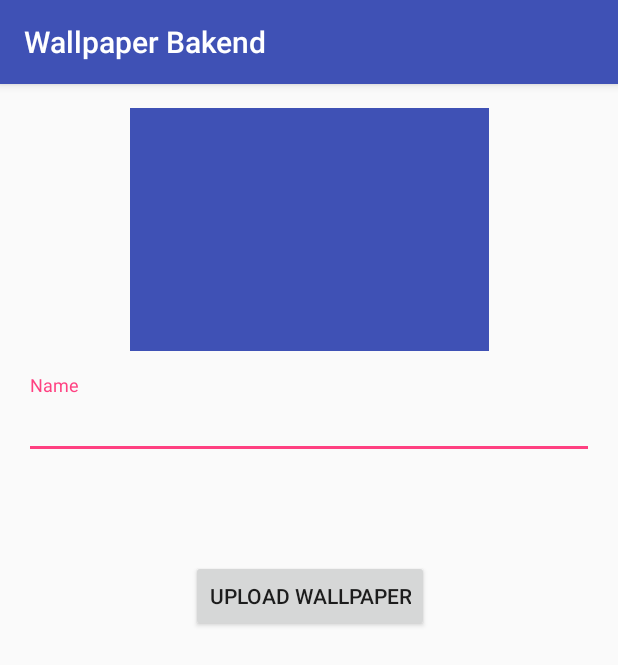
After one commit to pratishjage/Flaghipwalls-Backend-App, an Android app: the PremiumWall screen opened directly, with no data from a screen before it, on a phone screen of 412 x 824 dp. The commit adds this screen. Shown: the top 665 px of the screen. Run offline under Robolectric (Android 15) with nearby library versions, the phone set to English and light mode, and no system bars; our stand-ins replace Firebase (no records; nobody signed in at launch, a user with empty details on screens opened directly); libraries missing offline, so code that uses them is left out: id.zelory.compressor.

Commit message:
added premium wall upload function

```diff
--- a/app/src/main/AndroidManifest.xml
+++ b/app/src/main/AndroidManifest.xml
@@ -20,9 +20,7 @@
         android:theme="@style/AppTheme">
         <activity
             android:name=".MainActivity"
-            android:screenOrientation="portrait">
-
-        </activity>
+            android:screenOrientation="portrait"></activity>
         <activity
             android:name=".NewOSActivity"
             android:screenOrientation="portrait" />
@@ -41,6 +39,7 @@
                 <category android:name="android.intent.category.LAUNCHER" />
             </intent-filter>
         </activity>
+        <activity android:name=".PremiumWall"></activity>
     </application>
 
 </manifest>
--- /dev/null
+++ b/app/src/main/res/layout/activity_premium_wall.xml
@@ -0,0 +1,64 @@
+<?xml version="1.0" encoding="utf-8"?><!--<ScrollView xmlns:android="http://schemas.android.com/apk/res/android"
+    xmlns:app="http://schemas.android.com/apk/res-auto"
+    xmlns:tools="http://schemas.android.com/tools"
+    android:layout_width="match_parent"
+    android:layout_height="match_parent"
+    android:paddingBottom="50dp"
+    tools:context=".UploadWallpaperActivity">-->
+
+<androidx.constraintlayout.widget.ConstraintLayout xmlns:android="http://schemas.android.com/apk/res/android"
+    xmlns:app="http://schemas.android.com/apk/res-auto"
+    xmlns:tools="http://schemas.android.com/tools"
+    android:layout_width="match_parent"
+    android:layout_height="match_parent"
+    tools:context=".UploadWallpaperActivity">
+
+    <ImageView
+        android:id="@+id/wall_imgview"
+        android:layout_width="239dp"
+        android:layout_height="162dp"
+        android:layout_marginStart="16dp"
+        android:layout_marginTop="16dp"
+        android:layout_marginEnd="16dp"
+        app:layout_constraintEnd_toEndOf="parent"
+        app:layout_constraintStart_toStartOf="parent"
+        app:layout_constraintTop_toTopOf="parent"
+        app:srcCompat="@color/colorPrimary" />
+
+    <com.google.android.material.textfield.TextInputLayout
+        android:id="@+id/textInputLayout"
+        android:layout_width="0dp"
+        android:layout_height="wrap_content"
+        android:layout_marginStart="16dp"
+        android:layout_marginTop="16dp"
+        android:layout_marginEnd="16dp"
+        app:layout_constraintEnd_toEndOf="parent"
+        app:layout_constraintStart_toStartOf="parent"
+        app:layout_constraintTop_toBottomOf="@+id/wall_imgview">
+
+        <com.google.android.material.textfield.TextInputEditText
+            android:id="@+id/name_txt"
+            android:layout_width="match_parent"
+            android:layout_height="wrap_content"
+            android:hint="Name" />
+    </com.google.android.material.textfield.TextInputLayout>
+
+    <Button
+        android:id="@+id/add_wallpaper_btn"
+        android:layout_width="wrap_content"
+        android:layout_height="wrap_content"
+        android:layout_marginStart="16dp"
+        android:layout_marginTop="8dp"
+        android:layout_marginEnd="16dp"
+        android:layout_marginBottom="8dp"
+
+        android:text="Upload Wallpaper"
+        app:layout_constraintBottom_toBottomOf="parent"
+        app:layout_constraintEnd_toEndOf="parent"
+        app:layout_constraintHorizontal_bias="0.502"
+        app:layout_constraintStart_toStartOf="parent"
+        app:layout_constraintTop_toBottomOf="@+id/textInputLayout"
+        app:layout_constraintVertical_bias="0.13" />
+
+</androidx.constraintlayout.widget.ConstraintLayout><!--
+</ScrollView>-->
```
Also changed, not shown: app/src/main/java/com/pratishjage/wallpaperbakend/MainActivity.java (+10 -0 lines), app/src/main/java/com/pratishjage/wallpaperbakend/PremiumWall.java (added, +237 -0 lines), app/src/main/res/layout/activity_main.xml (+14 -3 lines).
